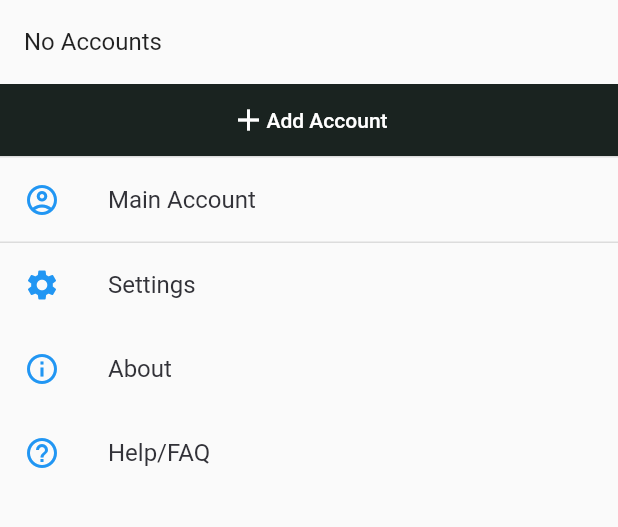
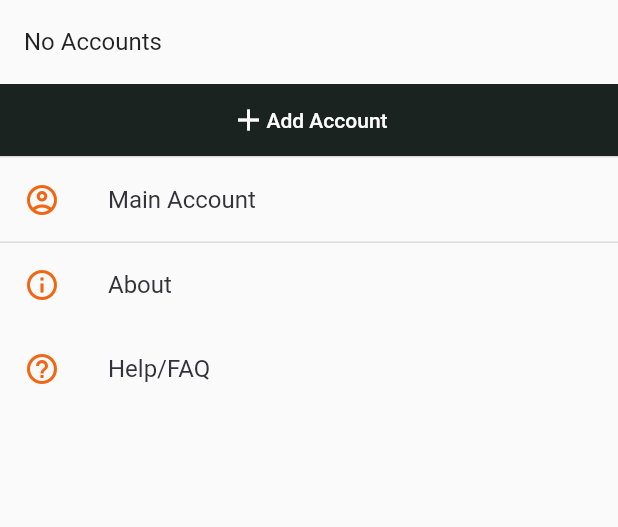
Before and after one commit to Ashhas/OW-API-App, a Flutter app: the SettingsScreen screen opened directly, on a phone screen of 412 x 824 dp, the part 84-611 px from its top. Run offline on Flutter 3.47's test engine with Material 2 defaults, Android fonts, the phone set to English and light mode, and no system bars; our stand-ins replace bloc, connectivity_plus, equatable, flutter_bloc, flutter_svg, google_fonts and 5 more; accounts and stored records are empty; generated files the repository leaves out were written again; network calls fail.

Commit message:
+ Screen Orientation & Color Update

```diff
--- a/lib/ui/home/screens/loading_widget.dart
+++ b/lib/ui/home/screens/loading_widget.dart
@@ -10,8 +10,8 @@ class HomeLoadingScreen extends StatelessWidget {
       child: Center(
         child: CircularProgressIndicator(
           valueColor:
-              new AlwaysStoppedAnimation<Color>(Theme.of(context).accentColor),
-          backgroundColor: Colors.white,
+              new AlwaysStoppedAnimation<Color>(Theme.of(context).primaryColor),
+          backgroundColor: Theme.of(context).shadowColor,
         ),
       ),
     );
--- a/lib/ui/settings/settings_screen.dart
+++ b/lib/ui/settings/settings_screen.dart
@@ -8,7 +8,6 @@ import 'package:ow_api_app/ui/settings/screens/about_screen.dart';
 import 'package:ow_api_app/ui/settings/screens/add_profile_screen.dart';
 import 'package:ow_api_app/ui/settings/screens/help_and_faq_screen.dart';
 import 'package:ow_api_app/ui/settings/screens/main_account_screen.dart';
-import 'package:ow_api_app/ui/settings/screens/setting_screen.dart';
 import 'package:ow_api_app/ui/settings/widgets/tiles/settings_tile.dart';
 import 'package:ow_api_app/util/constants/ui_const.dart';
 import 'package:page_transition/page_transition.dart';
@@ -63,7 +62,6 @@ class _SettingsScreenState extends State<SettingsScreen> {
                     Divider(height: 1, thickness: 1),
                     _buildMainAccountTile(state.mainAccount),
                     Divider(height: 1, thickness: 1),
-                    _buildSettingsTile(),
                     _buildAboutTile(state.appVersion),
                     _buildHelpAndFaqTile(),
                     SizedBox(height: 100),
@@ -119,7 +117,8 @@ class _SettingsScreenState extends State<SettingsScreen> {
                       dense: true,
                       tileColor: Theme.of(context).canvasColor,
                       trailing: IconButton(
-                        icon: Icon(Icons.close, color: Colors.white),
+                        icon: Icon(Icons.close,
+                            color: Theme.of(context).cardColor),
                         iconSize: 25,
                         color: Colors.black,
                         onPressed: () {
@@ -156,7 +155,7 @@ class _SettingsScreenState extends State<SettingsScreen> {
       titleTextStyle: Theme.of(context).primaryTextTheme.headline4,
       leading: Icon(
         Icons.account_circle_outlined,
-        color: Theme.of(context).highlightColor,
+        color: Theme.of(context).primaryColor,
       ),
       onPressed: (BuildContext context) {
         Navigator.push(
@@ -197,34 +196,13 @@ class _SettingsScreenState extends State<SettingsScreen> {
     );
   }
 
-  Widget _buildSettingsTile() {
-    return SettingsTile(
-      title: "Settings",
-      titleTextStyle: Theme.of(context).primaryTextTheme.headline4,
-      leading: Icon(
-        Icons.settings,
-        color: Theme.of(context).highlightColor,
-      ),
-      onPressed: (BuildContext context) {
-        Navigator.push(
-          context,
-          PageTransition(
-            type: PageTransitionType.rightToLeftJoined,
-            child: SettingScreen(),
-            childCurrent: this.widget,
-          ),
-        );
-      },
-    );
-  }
-
   Widget _buildAboutTile(String appVersion) {
     return SettingsTile(
       title: "About",
       titleTextStyle: Theme.of(context).primaryTextTheme.headline4,
       leading: Icon(
         Icons.info_outline,
-        color: Theme.of(context).highlightColor,
+        color: Theme.of(context).primaryColor,
       ),
       onPressed: (BuildContext context) {
         Navigator.push(
@@ -245,7 +223,7 @@ class _SettingsScreenState extends State<SettingsScreen> {
       titleTextStyle: Theme.of(context).primaryTextTheme.headline4,
       leading: Icon(
         Icons.help_outline,
-        color: Theme.of(context).highlightColor,
+        color: Theme.of(context).primaryColor,
       ),
       onPressed: (BuildContext context) {
         Navigator.push(
--- a/lib/util/constants/color_const.dart
+++ b/lib/util/constants/color_const.dart
@@ -8,8 +8,9 @@ class ColorConst {
   static const Color lightPrimaryColor = Color(0xFFF26513);
   static const Color lightAccentColor = Color(0xFF01407c);
   static const Color lightCanvasColor = Color(0xFF1a2320);
-  static const Color lightBottomAppBarColor = Color(0xFFffffff);
+  static const Color lightBottomAppBarColor = Color(0xFFfefefe);
   static const Color lightCardColor = Color(0xFFffffff);
+  static const Color lightShadowColor = Colors.grey;
   static const Color lightButtonColor = Color(0xFF323238);
   static const Color lightHighlightColor = Colors.blue;
   static const Color lightDividerColor = Color(0x1f000000);
--- a/lib/util/constants/theme_const.dart
+++ b/lib/util/constants/theme_const.dart
@@ -3,7 +3,7 @@ import 'package:ow_api_app/util/constants/font_const.dart';
 import 'color_const.dart';
 
 class AppTheme {
-  static ThemeData getLightTheme() {
+  static ThemeData getDefaultTheme() {
     return ThemeData(
       primaryColor: ColorConst.lightPrimaryColor,
       accentColor: ColorConst.lightAccentColor,
@@ -16,6 +16,7 @@ class AppTheme {
       errorColor: ColorConst.errorColor,
       buttonColor: ColorConst.lightButtonColor,
       dividerColor: ColorConst.lightDividerColor,
+      shadowColor: ColorConst.lightShadowColor,
       primaryTextTheme: TextTheme(
         headline5: FontConst.LARGE_TILE,
         headline4: FontConst.REGULAR_TILE_BLACK,
```
Also changed, not shown: lib/main.dart (+8 -1 lines), lib/ui/navbar/bottom_nav_bar.dart (+4 -3 lines), lib/ui/settings/screens/setting_screen.dart (deleted, +0 -56 lines).
